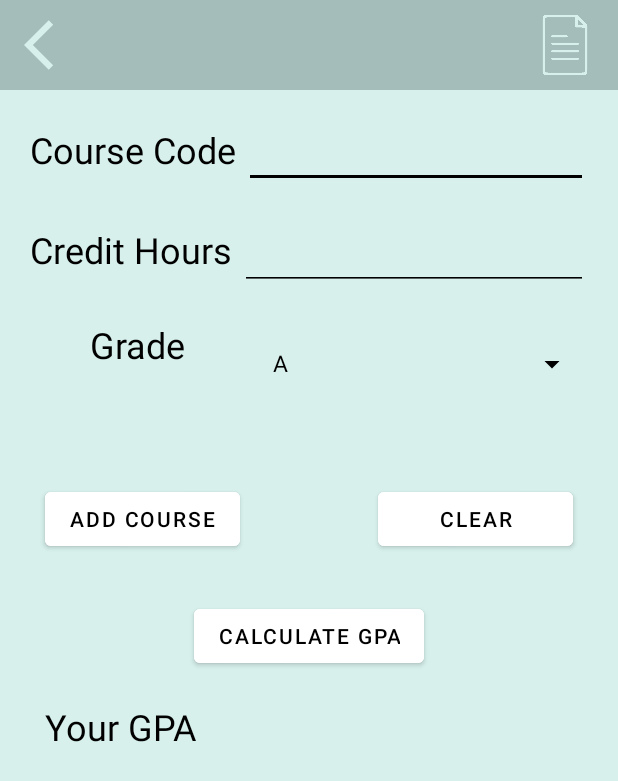
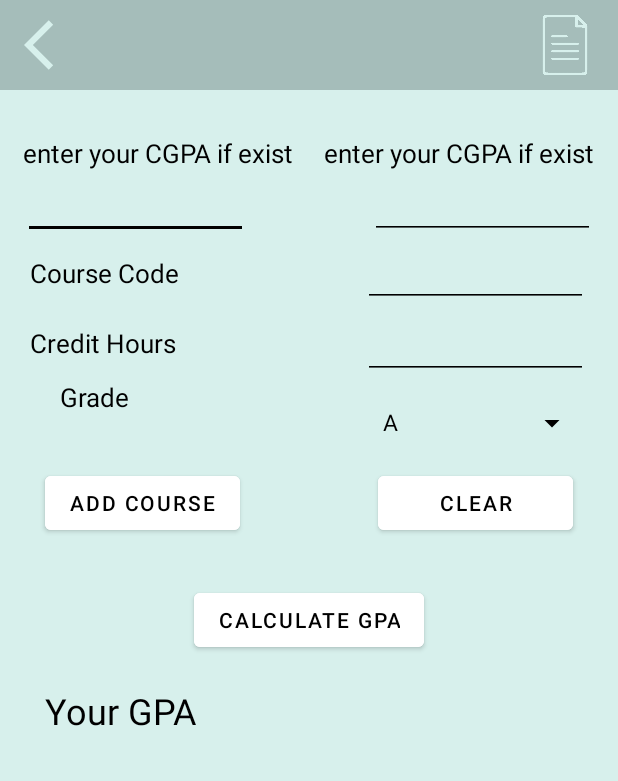
Before and after one commit to maryam2070/javaApp, an Android app: the GpaCalculator screen opened directly, with no data from a screen before it, on a phone screen of 412 x 824 dp. Shown: the top 781 px of the screen. Run offline under Robolectric (Android 15) with nearby library versions, the phone set to English and light mode, and no system bars.

Commit message:
..........

```diff
--- a/app/src/main/AndroidManifest.xml
+++ b/app/src/main/AndroidManifest.xml
@@ -13,6 +13,9 @@
         android:roundIcon="@mipmap/ic_app_round"
         android:supportsRtl="true"
         android:theme="@style/Theme.Aaaaaaaa">
+        <activity
+            android:name=".addNewCourseActivity"
+            android:exported="false" />
         <activity
             android:name=".CoursesActivity"
             android:exported="false" />
--- a/app/src/main/java/com/example/aaaaaaaa/ProjectDatabase.java
+++ b/app/src/main/java/com/example/aaaaaaaa/ProjectDatabase.java
@@ -12,7 +12,7 @@ import java.util.UUID;
 import java.util.concurrent.ExecutorService;
 import java.util.concurrent.Executors;
 
-@Database(entities = {Notfication.class,Courses.class},version = 1, exportSchema = false)
+@Database(entities = {Notfication.class,Course.class},version = 2, exportSchema = false)
 public abstract class ProjectDatabase extends RoomDatabase {
     public abstract ProjectDao Dao();
 
--- /dev/null
+++ b/app/src/main/res/drawable/ic_baseline_add_24.xml
@@ -0,0 +1,5 @@
+<vector android:height="24dp" android:tint="#FFFFFF"
+    android:viewportHeight="24" android:viewportWidth="24"
+    android:width="24dp" xmlns:android="http://schemas.android.com/apk/res/android">
+    <path android:fillColor="@android:color/white" android:pathData="M19,13h-6v6h-2v-6H5v-2h6V5h2v6h6v2z"/>
+</vector>
--- /dev/null
+++ b/app/src/main/res/drawable/ic_baseline_close_24.xml
@@ -0,0 +1,5 @@
+<vector android:height="24dp" android:tint="#FFFFFF"
+    android:viewportHeight="24" android:viewportWidth="24"
+    android:width="24dp" xmlns:android="http://schemas.android.com/apk/res/android">
+    <path android:fillColor="@android:color/white" android:pathData="M19,6.41L17.59,5 12,10.59 6.41,5 5,6.41 10.59,12 5,17.59 6.41,19 12,13.41 17.59,19 19,17.59 13.41,12z"/>
+</vector>
--- a/app/src/main/res/layout/activity_gpa_calculator.xml
+++ b/app/src/main/res/layout/activity_gpa_calculator.xml
@@ -1,19 +1,23 @@
 <?xml version="1.0" encoding="utf-8"?>
-<ScrollView
+<LinearLayout
     xmlns:android="http://schemas.android.com/apk/res/android"
     xmlns:app="http://schemas.android.com/apk/res-auto"
     xmlns:tools="http://schemas.android.com/tools"
     android:layout_width="match_parent"
     android:layout_height="match_parent"
     android:background="@color/primary_color"
+    android:orientation="vertical"
     tools:context=".GpaCalculator">
 
-
+    <ScrollView
+        android:layout_width="match_parent"
+        android:layout_height="match_parent">
 
         <LinearLayout
             android:layout_width="match_parent"
             android:layout_height="match_parent"
-        android:orientation="vertical">
+            android:orientation="vertical"
+            >
 
             <androidx.appcompat.widget.Toolbar
                 android:layout_width="match_parent"
@@ -40,41 +44,85 @@
                     app:tint="@color/primary_color" />
             </androidx.appcompat.widget.Toolbar>
 
-        <LinearLayout
+
+            <GridLayout
+                android:layout_marginTop="30dp"
                 android:layout_width="match_parent"
                 android:layout_height="wrap_content"
-            android:layout_margin="20dp"
-            android:orientation="horizontal">
+                android:rowCount="2"
+                android:columnCount="2">
+                <TextView
+                    android:layout_width="wrap_content"
+                    android:layout_height="wrap_content"
+                    android:text="enter your CGPA if exist"
+                    android:textColor="@color/black"
+                    android:textSize="17sp"
+                    android:layout_gravity="start"
+                    android:layout_marginStart="15dp"/>
+                <TextView
+                    android:layout_width="wrap_content"
+                    android:layout_height="wrap_content"
+                    android:text="enter your CGPA if exist"
+                    android:textColor="@color/black"
+                    android:layout_gravity="end"
+                    android:layout_marginEnd="15dp"
+                    android:textSize="17sp"/>
+
+                <EditText
+                    android:id="@+id/CGPA"
+                    android:layout_height="wrap_content"
+                    android:layout_width="150dp"
+                    android:backgroundTint="@color/black"
+                    android:layout_gravity="start"
+                    android:inputType="number"
+                    android:layout_marginStart="15dp"/>
+                <EditText
+                    android:id="@+id/creditH"
+                    android:layout_width="150dp"
+                    android:layout_height="wrap_content"
+                    android:layout_gravity="end"
+                    android:layout_marginEnd="15dp"
+                    android:backgroundTint="@color/black"/>
+
+
+
+
+
 
                 <TextView
                     android:id="@+id/textView"
+
+                    android:layout_gravity="start"
+                    android:layout_marginStart="20dp"
                     android:layout_width="wrap_content"
                     android:layout_height="wrap_content"
                     android:text="Course Code"
                     android:textColor="@color/black"
-                android:textSize="24sp" />
+                    android:textSize="17sp" />
 
                 <EditText
                     android:id="@+id/courseCode"
-                android:layout_width="match_parent"
+                    android:layout_width="150dp"
                     android:layout_height="wrap_content"
-                android:ems="10"
+
+                    android:layout_gravity="end"
+                    android:layout_marginEnd="20dp"
                     android:backgroundTint="@color/black"
-                android:layout_marginStart="5dp"
                     android:inputType="textPersonName"
                     android:textColor="@color/black"
                     android:visibility="visible" />
 
 
-        </LinearLayout>
+            </GridLayout>
 
-
-        <LinearLayout
+            <GridLayout
                 android:layout_width="match_parent"
                 android:layout_height="wrap_content"
                 android:orientation="horizontal"
+                android:layout_gravity="start"
+                android:rowCount="4"
                 android:layout_marginStart="20dp"
-            android:layout_marginEnd="20dp">
+                android:columnCount="2">
 
                 <TextView
                     android:id="@+id/textView2"
@@ -83,48 +131,41 @@
                     android:text="Credit Hours"
                     android:textColor="@color/black"
                     android:textColorHighlight="@color/dark_primary_color"
-                android:textSize="24sp" />
+                    android:textSize="17sp" />
 
                 <EditText
                     android:id="@+id/creditHours"
-                android:layout_width="match_parent"
+                    android:layout_width="150dp"
                     android:layout_height="wrap_content"
-                android:ems="10"
-                android:layout_marginStart="5dp"
+                    android:layout_gravity="end"
+                    android:layout_marginEnd="20dp"
                     android:inputType="number"
                     android:backgroundTint="@color/black"
                     android:minHeight="48dp"
                     android:textColor="@color/black" />
-        </LinearLayout>
 
-        <LinearLayout
-            android:layout_width="match_parent"
-            android:layout_height="wrap_content"
-            android:orientation="horizontal"
-            android:layout_marginStart="20dp"
-            android:layout_marginTop="20dp"
-            android:layout_marginBottom="50dp"
-            android:layout_marginEnd="20dp">
                 <TextView
                     android:id="@+id/textView3"
                     android:layout_width="143dp"
                     android:layout_height="42dp"
                     android:text="Grade"
-                android:textAlignment="center"
+                    android:layout_gravity="start"
+                    android:layout_marginStart="20dp"
                     android:textColor="@color/black"
-                android:textSize="24sp"
+                    android:textSize="17sp"
                     />
 
                 <Spinner
                     android:id="@+id/Grades"
-                android:layout_width="match_parent"
+                    android:layout_width="150dp"
                     android:layout_height="wrap_content"
-                android:layout_marginStart="5dp"
+                    android:layout_marginEnd="20dp"
+                    android:layout_gravity="end"
                     android:padding="5dp"
                     android:dropDownSelector="@color/gray"
                     android:backgroundTint="@color/black"
                     android:foregroundTint="@color/black"/>
-        </LinearLayout>
+            </GridLayout>
             <GridLayout
                 android:layout_width="match_parent"
                 android:layout_height="wrap_content"
@@ -191,4 +232,7 @@
 
 
         </LinearLayout>
+
     </ScrollView>
+
+</LinearLayout>
```
Also changed, not shown: app/src/main/java/com/example/aaaaaaaa/Course.java (renamed from app/src/main/java/com/example/aaaaaaaa/Courses.java, +14 -30 lines), app/src/main/java/com/example/aaaaaaaa/CourseAdapter.java (added, +60 -0 lines), app/src/main/java/com/example/aaaaaaaa/CoursesActivity.java (+62 -0 lines), app/src/main/java/com/example/aaaaaaaa/ProjectDao.java (+14 -4 lines), app/src/main/java/com/example/aaaaaaaa/ProjectRepo.java (+73 -0 lines), app/src/main/java/com/example/aaaaaaaa/ProjectViewModel.java (+23 -0 lines), app/src/main/java/com/example/aaaaaaaa/addNewCourseActivity.java (added, +103 -0 lines), app/src/main/res/layout/activity_add_new_course.xml (added, +22 -0 lines), app/src/main/res/layout/activity_courses.xml (+21 -6 lines), app/src/main/res/layout/course_item.xml (added, +62 -0 lines), app/src/main/res/menu/add_course_menu.xml (added, +10 -0 lines). Lines whose indentation alone changed are shown as unchanged.
